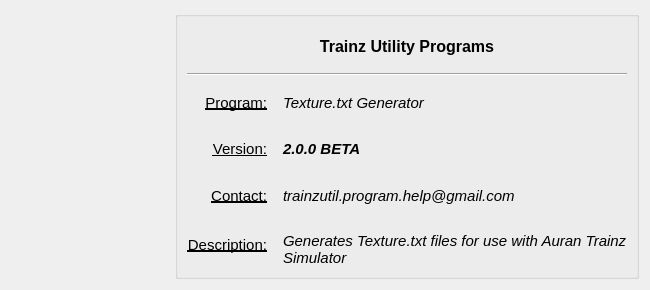
Old version of the form about.ui in the repository no1thomasfan/texture.txt.
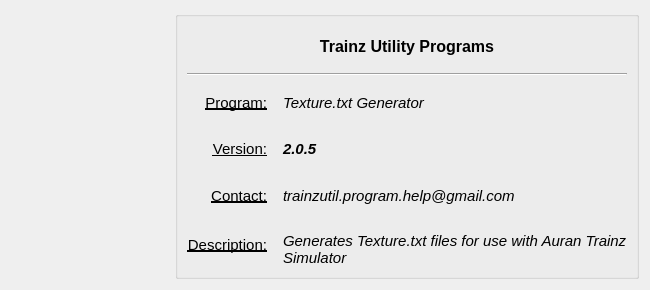
New version of the form. Icons and pictures are not drawn.

What changed in the file:
```diff
--- a/about.ui
+++ b/about.ui
@@ -95,7 +95,7 @@
          </font>
         </property>
         <property name="text">
-         <string>2.0.0 BETA</string>
+         <string>2.0.5</string>
         </property>
         <property name="indent">
          <number>10</number>
```
